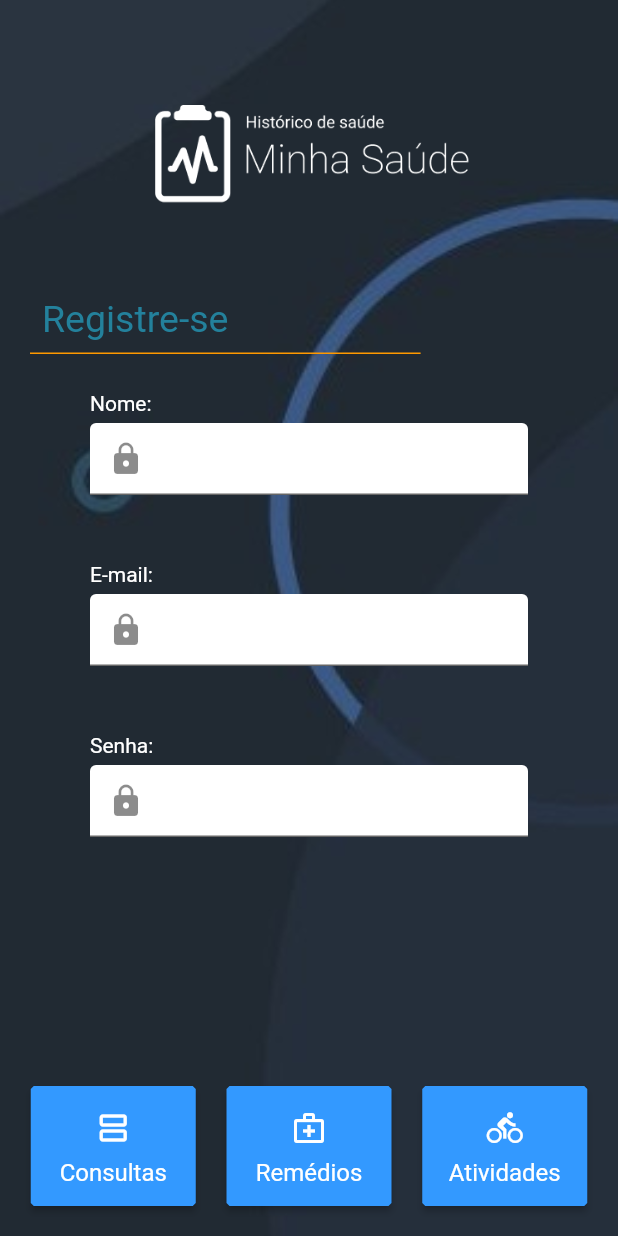
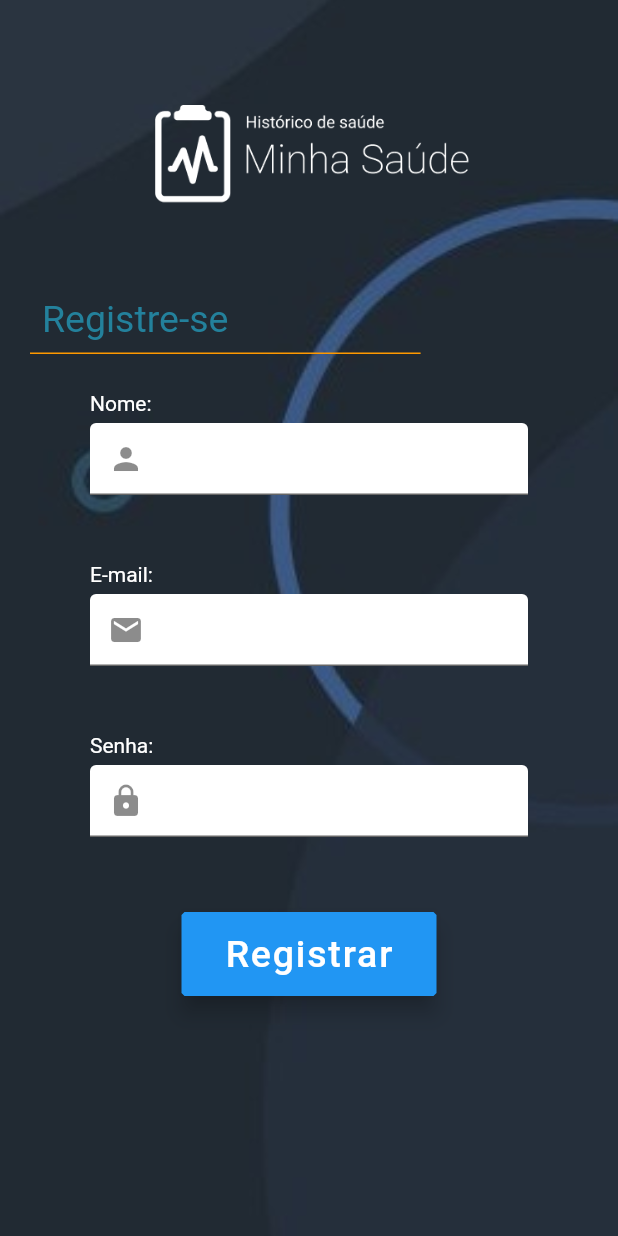
Before and after one commit to CHALLENGE-HMV/mobile, a Flutter app: the RegistroPage widget shown alone on an empty page, opened directly, on a phone screen of 412 x 824 dp. Run offline on Flutter 3.47's test engine with Material 2 defaults, Android fonts, the phone set to English and light mode, and no system bars; our stand-ins replace shared_preferences; accounts and stored records are empty.

Commit message:
Add register function

```diff
--- a/lib/config/routes/route_generator.dart
+++ b/lib/config/routes/route_generator.dart
@@ -5,6 +5,7 @@ import 'package:minha_saude/screens/beneficios.dart';
 import 'package:minha_saude/screens/consultas.dart';
 import 'package:minha_saude/screens/home.dart';
 import 'package:minha_saude/screens/login.dart';
+import 'package:minha_saude/screens/registro.dart';
 import 'package:minha_saude/screens/remedios.dart';
 
 import '../../models/user.dart';
@@ -15,6 +16,8 @@ class RouteGenerator {
     switch (settings.name) {
       case Routes.login:
         return MaterialPageRoute(builder: (context) => LoginPage());
+      case Routes.registro:
+        return MaterialPageRoute(builder: (context) => RegistroPage());
       case Routes.home:
         return MaterialPageRoute(builder: (context) => HomePage());
       case Routes.beneficios:
--- a/lib/constants/api_path.dart
+++ b/lib/constants/api_path.dart
@@ -11,5 +11,5 @@ class Api {
   static const url_appointments_scheduled = '$_host$_path_appointments_scheduled';
   static const url_activities = '$_host$_path_activities';
   static const url_login = '$_host$_path_users/login';
-  static const url_register = '$_host$_path_users/register';
+  static const url_register = '$_host$_path_users';
 }
--- a/lib/screens/login.dart
+++ b/lib/screens/login.dart
@@ -232,7 +232,7 @@ class BoxEditFields extends StatelessWidget {
             enableSuggestions: false,
             autocorrect: false,
             controller: _senhaController,
-            style: TextStyle(color: Colors.white),
+            style: TextStyle(color: Colors.black),
             decoration: InputDecoration(
               prefixIcon: Icon(Icons.lock),
               fillColor: Colors.white,
--- a/lib/screens/registro.dart
+++ b/lib/screens/registro.dart
@@ -1,4 +1,7 @@
 import 'package:flutter/material.dart';
+import 'package:minha_saude/config/routes/routes.dart';
+import 'package:minha_saude/constants/app_constants.dart';
+import 'package:minha_saude/services/user/user_service.dart';
 
 import '../widgets/app_header.dart';
 import '../widgets/leading_logo.dart';
@@ -9,10 +12,12 @@ class RegistroPage extends StatelessWidget {
   final TextEditingController _senhaController = TextEditingController();
   final TextEditingController _nomeController = TextEditingController();
 
+  final UserService _userService = UserService();
 
   @override
   Widget build(BuildContext context) {
     return AppHeader(
+      register: true,
       child: Column(
         mainAxisSize: MainAxisSize.min,
         crossAxisAlignment: CrossAxisAlignment.start,
@@ -45,10 +50,10 @@ class RegistroPage extends StatelessWidget {
                   horizontal: 40,
                 ),
                 child: TextFormField(
-                  controller: _emailController,
-                  style: TextStyle(color: Colors.white),
+                  controller: _nomeController,
+                  style: TextStyle(color: Colors.black),
                   decoration: InputDecoration(
-                    prefixIcon: Icon(Icons.lock),
+                    prefixIcon: Icon(Icons.person),
                     fillColor: Colors.white,
                     filled: true,
                   ),
@@ -83,9 +88,9 @@ class RegistroPage extends StatelessWidget {
                 ),
                 child: TextFormField(
                   controller: _emailController,
-                  style: TextStyle(color: Colors.white),
+                  style: TextStyle(color: Colors.black),
                   decoration: InputDecoration(
-                    prefixIcon: Icon(Icons.lock),
+                    prefixIcon: Icon(Icons.email),
                     fillColor: Colors.white,
                     filled: true,
                   ),
@@ -123,7 +128,7 @@ class RegistroPage extends StatelessWidget {
                   enableSuggestions: false,
                   autocorrect: false,
                   controller: _senhaController,
-                  style: TextStyle(color: Colors.white),
+                  style: TextStyle(color: Colors.black),
                   decoration: InputDecoration(
                     prefixIcon: Icon(Icons.lock),
                     fillColor: Colors.white,
@@ -137,9 +142,50 @@ class RegistroPage extends StatelessWidget {
                   },
                 ),
               ),
+              SizedBox(height: 50),
+              Center(
+                child: Container(
+                  width: 170,
+                  child: FloatingActionButton(
+                    onPressed: () {
+                      _userService
+                          .register(_nomeController.text, _emailController.text,
+                              _senhaController.text)
+                          .then((success) => {
+                                if (success)
+                                  Navigator.of(context).pushNamed(Routes.home)
+                                else
+                                  showDialog(
+                                      context: context,
+                                      builder: (context) => AlertDialog(
+                                            title:
+                                                Text("Falha ao se registrar"),
+                                            content: Text(
+                                                "Ocorreu um erro ao se registrar"),
+                                            actions: [
+                                              TextButton(
+                                                  onPressed: () =>
+                                                      Navigator.pop(
+                                                          context, "OK"),
+                                                  child: Text("OK"))
+                                            ],
+                                          )).whenComplete(() =>
+                                      Navigator.of(context)
+                                          .pushNamed(Routes.registro))
+                              });
+                    },
+                    shape: BeveledRectangleBorder(
+                      borderRadius: BorderRadius.all(Radius.circular(2)),
+                    ),
+                    child: Text(
+                      "Registrar",
+                      style: TextStyle(fontSize: AppFontSize.big),
+                    ),
+                  ),
+                ),
+              ),
             ],
           ),
-          SizedBox(height: 180),
         ],
       ),
     );
--- a/lib/widgets/app_header.dart
+++ b/lib/widgets/app_header.dart
@@ -4,8 +4,9 @@ import 'app_footer.dart';
 
 class AppHeader extends StatelessWidget {
   final Widget child;
+  final bool register;
 
-  AppHeader({Key? key, required this.child}) : super(key: key);
+  AppHeader({Key? key, required this.child, this.register=false}) : super(key: key);
 
   @override
   Widget build(BuildContext context) {
@@ -23,7 +24,7 @@ class AppHeader extends StatelessWidget {
           child: child,
         ),
         extendBody: true,
-        bottomNavigationBar: AppFooter(),
+        bottomNavigationBar: register ? Container() : AppFooter(),
       ),
     );
   }
```
Also changed, not shown: lib/services/user/user_service.dart (+16 -0 lines).
